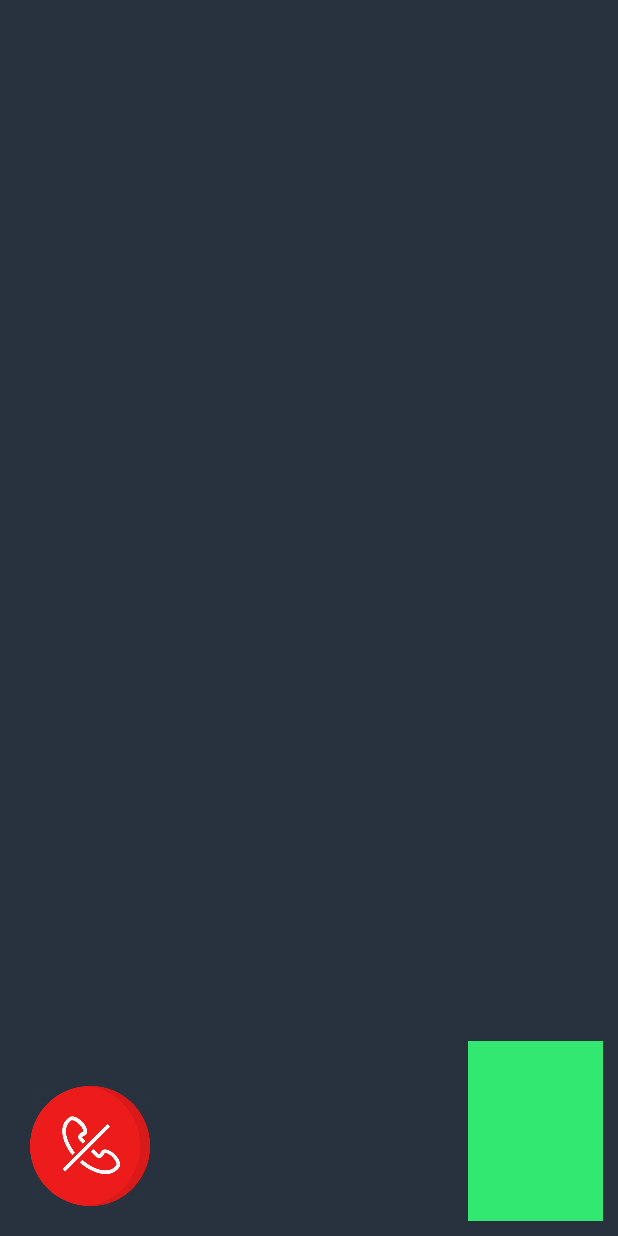
After one commit to DongHeonRyu/Android_Messenger_App, an Android app: the VideoChatActivity screen opened directly, with no data from a screen before it, on a phone screen of 412 x 824 dp. The commit adds this screen. Run offline under Robolectric (Android 15) with nearby library versions, the phone set to English and light mode, and no system bars; our stand-ins replace Firebase (no records; nobody signed in at launch, a user with empty details on screens opened directly); libraries missing offline, so code that uses them is left out: com.opentok.android, pub.devrel.easypermissions.

Commit message:
until video 14

```diff
--- a/app/build.gradle
+++ b/app/build.gradle
@@ -40,6 +40,12 @@ dependencies {
     implementation 'com.firebaseui:firebase-ui-database:3.2.2'
     implementation 'com.hbb20:ccp:2.1.9'
     implementation 'pub.devrel:easypermissions:0.4.0'
+
+//  Add implementation at video 14 6:30
+    implementation 'com.opentok.android:opentok-android-sdk:2.15.3'
+    implementation 'pub.devrel:easypermissions:0.4.0'
+
+
     implementation 'com.squareup.picasso:picasso:2.71828'
     testImplementation 'junit:junit:4.+'
     androidTestImplementation 'androidx.test.ext:junit:1.1.2'
--- /dev/null
+++ b/app/src/main/java/com/mycompany/messengerproject/VideoChatActivity.java
@@ -0,0 +1,234 @@
+package com.mycompany.messengerproject;
+
+import android.Manifest;
+import android.content.Intent;
+import android.opengl.GLSurfaceView;
+import android.os.Bundle;
+import android.util.Log;
+import android.view.View;
+import android.widget.FrameLayout;
+import android.widget.ImageView;
+
+import androidx.annotation.NonNull;
+import androidx.appcompat.app.AppCompatActivity;
+
+import com.google.firebase.auth.FirebaseAuth;
+import com.google.firebase.database.DataSnapshot;
+import com.google.firebase.database.DatabaseError;
+import com.google.firebase.database.DatabaseReference;
+import com.google.firebase.database.FirebaseDatabase;
+import com.google.firebase.database.ValueEventListener;
+import com.opentok.android.OpentokError;
+import com.opentok.android.Publisher;
+import com.opentok.android.PublisherKit;
+import com.opentok.android.Session;
+import com.opentok.android.Stream;
+import com.opentok.android.Subscriber;
+import com.opentok.android.v3.OpentokException;
+
+import pub.devrel.easypermissions.AfterPermissionGranted;
+import pub.devrel.easypermissions.EasyPermissions;
+
+public class VideoChatActivity extends AppCompatActivity
+        implements Session.SessionListener,
+        PublisherKit.PublisherListener {
+
+
+    private static String API_Key = "";
+    private static String SESSION_ID = "";
+    private static String TOKEN = "";
+    private static final String LOG_TAG = VideoChatActivity.class.getSimpleName();
+    private static final int RC_VIDEO_APP_PERM = 124;
+
+    private FrameLayout mPublisherViewController;
+    private FrameLayout mSubscriberViewController;
+    private Session mSession;
+    private Publisher mPublisher;
+    private Subscriber mSubscriber;
+
+
+    private ImageView closeVideoChatBtn;
+    private DatabaseReference userRef;
+    private String userID = "";
+
+
+    @Override
+    protected void onCreate(Bundle savedInstanceState) {
+        super.onCreate(savedInstanceState);
+        setContentView(R.layout.activity_video_chat);
+
+        userID = FirebaseAuth.getInstance().getCurrentUser().getUid();
+        userRef = FirebaseDatabase.getInstance().getReference().child("Users");
+
+        closeVideoChatBtn = findViewById(R.id.close_video_chat_btn);
+        closeVideoChatBtn.setOnClickListener(new View.OnClickListener() {
+            @Override
+            public void onClick(View v) {
+                userRef.addValueEventListener(new ValueEventListener() {
+                    @Override
+                    public void onDataChange(DataSnapshot dataSnapshot) {
+                        if (dataSnapshot.child(userID).hasChild("Ringing")) {
+                            userRef.child(userID).child("Ringing").removeValue();
+
+                            if (mPublisher != null) {
+                                mPublisher.destroy();
+                            }
+                            if (mSubscriber != null) {
+                                mSubscriber.destroy();
+                            }
+
+                            startActivity(new Intent(VideoChatActivity.this, RegistrationActivity.class));
+                            finish();
+                        }
+
+                        if (dataSnapshot.child(userID).hasChild("Calling")) {
+
+                            userRef.child(userID).child("Calling").removeValue();
+                            if (mPublisher != null) {
+                                mPublisher.destroy();
+                            }
+                            if (mSubscriber != null) {
+                                mSubscriber.destroy();
+                            }
+
+
+                            startActivity(new Intent(VideoChatActivity.this, RegistrationActivity.class));
+                            finish();
+
+                        } else {
+
+                            if (mPublisher != null) {
+                                mPublisher.destroy();
+                            }
+                            if (mSubscriber != null) {
+                                mSubscriber.destroy();
+                            }
+
+                            startActivity(new Intent(VideoChatActivity.this, RegistrationActivity.class));
+                            finish();
+
+                        }
+
+
+                    }
+
+                    @Override
+                    public void onCancelled(DatabaseError databaseError) {
+
+                    }
+                });
+            }
+        });
+
+    }
+
+    @Override
+    public void onRequestPermissionsResult(int requestCode, @NonNull String[] permissions, @NonNull int[] grantResults) {
+        super.onRequestPermissionsResult(requestCode, permissions, grantResults);
+
+        EasyPermissions.onRequestPermissionsResult(requestCode, permissions, grantResults, VideoChatActivity.this);
+
+    }
+
+    @AfterPermissionGranted(RC_VIDEO_APP_PERM)
+    private void requestPermissions() throws OpentokException {
+        String[] perms = {Manifest.permission.INTERNET, Manifest.permission.CAMERA, Manifest.permission.RECORD_AUDIO};
+
+        if (EasyPermissions.hasPermissions(this, perms)) {
+
+            mPublisherViewController = findViewById(R.id.publisher_container);
+            mPublisherViewController = findViewById(R.id.subscriber_container);
+
+            //1.initialize and connect to the Session
+            mSession = new Session.Builder(this, API_Key, SESSION_ID).build();
+            mSession.setSessionListener(VideoChatActivity.this);
+            mSession.connect(TOKEN);
+
+
+        } else {
+            EasyPermissions.requestPermissions(this, "Hey this app needs Mic and Camera, Please allow", RC_VIDEO_APP_PERM, perms);
+
+        }
+    }
+
+
+    @Override
+    public void onStreamCreated(PublisherKit publisherKit, Stream stream) {
+
+    }
+
+    @Override
+    public void onStreamDestroyed(PublisherKit publisherKit, Stream stream) {
+
+    }
+
+    @Override
+    public void onError(PublisherKit publisherKit, OpentokError opentokError) {
+
+    }
+
+
+    //2 publishing a stream to the session
+    @Override
+    public void onConnected(Session session) {
+
+        Log.i(LOG_TAG, "Session Connected");
+
+        mPublisher = new Publisher.Builder(this).build();
+        mPublisher.setPublisherListener(VideoChatActivity.this);
+
+        mPublisherViewController.addView(mPublisher.getView());
+        if (mPublisher.getView() instanceof GLSurfaceView) {
+            ((GLSurfaceView) mPublisher.getView()).setZOrderOnTop(true);
+        }
+        mSession.publish(mPublisher);
+
+    }
+
+    @Override
+    public void onDisconnected(Session session) {
+        Log.i(LOG_TAG, "Session Disconnected");
+
+
+    }
+
+    //3 subscribing
+
+    @Override
+    public void onStreamReceived(Session session, Stream stream) {
+
+        Log.i(LOG_TAG, "Stream Received");
+
+
+        if (mSubscriber == null) {
+
+            mSubscriber = new Subscriber.Builder(this, stream).build();
+            mSession.subscribe(mSubscriber);
+            mSubscriberViewController.addView(mSubscriber.getView());
+
+        }
+
+    }
+
+    @Override
+    public void onStreamDropped(Session session, Stream stream) {
+        Log.i(LOG_TAG, "Session Dropped");
+
+        if (mSubscriber != null) {
+            mSubscriber = null;
+            mSubscriberViewController.removeAllViews();
+        }
+
+    }
+
+    @Override
+    public void onError(Session session, OpentokError opentokError) {
+        Log.i(LOG_TAG, "Session Error");
+
+    }
+
+    @Override
+    public void onPointerCaptureChanged(boolean hasCapture) {
+
+    }
+}
--- /dev/null
+++ b/app/src/main/res/layout/activity_video_chat.xml
@@ -0,0 +1,45 @@
+<?xml version="1.0" encoding="utf-8"?>
+<RelativeLayout xmlns:android="http://schemas.android.com/apk/res/android"
+    xmlns:app="http://schemas.android.com/apk/res-auto"
+    xmlns:tools="http://schemas.android.com/tools"
+    android:layout_width="match_parent"
+    android:layout_height="match_parent"
+    tools:context=".VideoChatActivity">
+
+
+    <FrameLayout
+        android:layout_width="match_parent"
+        android:layout_height="match_parent">
+
+        <FrameLayout
+            android:id="@+id/subscriber_container"
+            android:layout_width="match_parent"
+            android:layout_height="match_parent"
+            android:background="@color/colorAccent">
+
+            <FrameLayout
+                android:id="@+id/publisher_container"
+                android:layout_width="90dp"
+                android:layout_height="120dp"
+                android:layout_gravity="bottom|end"
+                android:layout_margin="10dp"
+                android:background="@color/colorPrimaryDark">
+
+            </FrameLayout>
+
+        </FrameLayout>
+
+    </FrameLayout>
+
+    <ImageView
+        android:id="@+id/close_video_chat_btn"
+        android:layout_width="80dp"
+        android:layout_height="80dp"
+        android:layout_alignParentBottom="true"
+        android:layout_margin="20dp"
+        android:src="@drawable/cancel_call">
+
+    </ImageView>
+
+
+</RelativeLayout>
--- a/build.gradle
+++ b/build.gradle
@@ -5,7 +5,7 @@ buildscript {
         jcenter()
     }
     dependencies {
-        classpath 'com.android.tools.build:gradle:4.1.0'
+        classpath 'com.android.tools.build:gradle:4.1.1'
         classpath 'com.google.gms:google-services:4.3.4'
         // NOTE: Do not place your application dependencies here; they belong
         // in the individual module build.gradle files
@@ -16,6 +16,8 @@ allprojects {
     repositories {
         google()
         jcenter()
+        maven {url'https://maven.google.com'}
+        maven {url'https://tokbox.bintray.com/maven'}
     }
 }
 
```
Also changed, not shown: app/src/main/AndroidManifest.xml (+5 -2 lines), app/src/main/java/com/mycompany/messengerproject/CallingActivity.java (+131 -8 lines).
